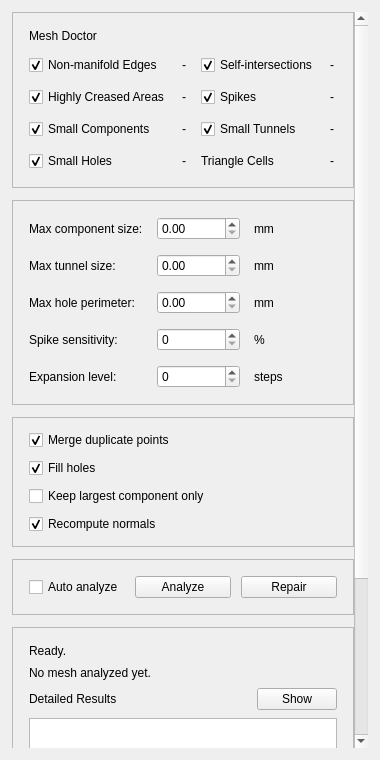
Qt form meshsemantics/ui/mesh_doctor_panel.ui (dangis-lll/MeshSemantics) before a commit.
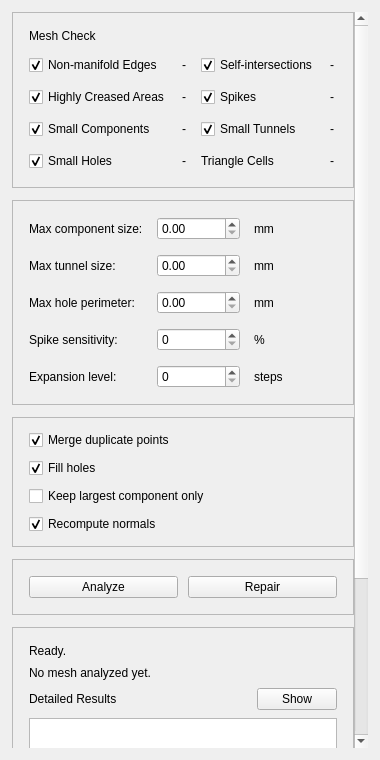
The same form after that commit.

Commit message: 更新界面设计

```diff
--- a/meshsemantics/ui/mesh_doctor_panel.ui
+++ b/meshsemantics/ui/mesh_doctor_panel.ui
@@ -95,7 +95,7 @@
           <item row="0" column="0" colspan="4">
            <widget class="QLabel" name="caption_label">
             <property name="text">
-             <string>Mesh Doctor</string>
+             <string>Mesh Check</string>
             </property>
            </widget>
           </item>
@@ -438,13 +438,6 @@
           <property name="bottomMargin">
            <number>16</number>
           </property>
-          <item>
-           <widget class="QCheckBox" name="auto_check_checkbox">
-            <property name="text">
-             <string>Auto analyze</string>
-            </property>
-           </widget>
-          </item>
           <item>
            <widget class="QPushButton" name="analyze_button">
             <property name="text">
```
The commit also changes 5 other files.
